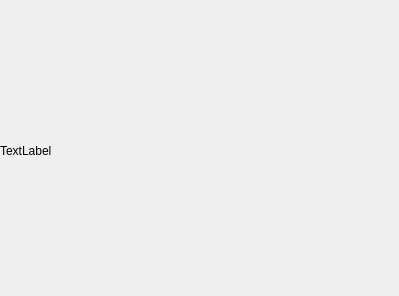
Before: the Qt Designer form GamePi/GamePi/MenuBiblioteca.ui in valchulen/GamePi, drawn with Qt 5.
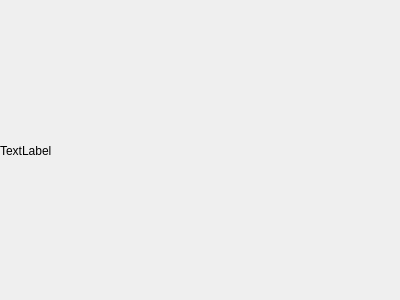
After: the same form once the commit is applied.

Patch:
```diff
--- a/GamePi/GamePi/MenuBiblioteca.ui
+++ b/GamePi/GamePi/MenuBiblioteca.ui
@@ -6,8 +6,8 @@
    <rect>
     <x>0</x>
     <y>0</y>
-    <width>399</width>
-    <height>296</height>
+    <width>400</width>
+    <height>300</height>
    </rect>
   </property>
   <property name="windowTitle">
```
